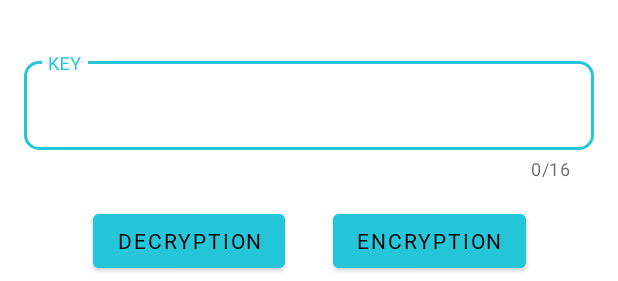
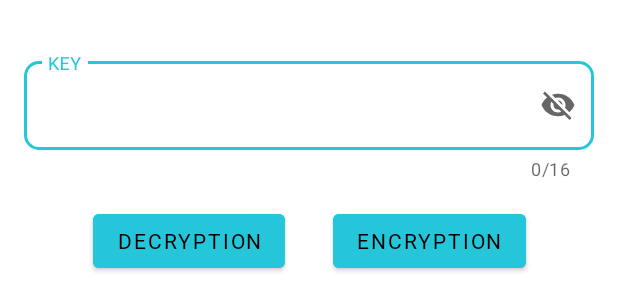
Before and after one commit to Riyaz002/Cipheraz, an Android app: the layout cipher_fragment.xml on its own in the app's theme, with its tools: preview values and no code run, on a phone screen of 412 x 824 dp. Shown: the part 517-798 px from the top of the screen. Run offline under Robolectric (Android 15) with nearby library versions, the light colour scheme and no system bars; Roboto replaces fonts that are not available here.

```diff
--- a/app/src/main/res/layout/cipher_fragment.xml
+++ b/app/src/main/res/layout/cipher_fragment.xml
@@ -27,6 +27,7 @@
             app:counterEnabled="true"
             app:counterMaxLength="16"
             app:errorEnabled="true"
+            app:endIconMode="password_toggle"
             app:layout_constraintBottom_toTopOf="@+id/decryption_Button"
             app:layout_constraintEnd_toEndOf="parent"
             app:layout_constraintHorizontal_bias="0.0"
@@ -37,6 +38,7 @@
                 android:id="@+id/et_key"
                 android:layout_width="match_parent"
                 android:layout_height="wrap_content"
+                android:contentDescription="key text field"
                 android:baselineAligned="false"
                 android:maxLength="16"
                 android:textSize="18sp" />
@@ -62,6 +64,7 @@
                 android:layout_width="match_parent"
                 android:layout_height="wrap_content"
                 android:baselineAligned="false"
+                android:contentDescription="file name text field"
                 android:textSize="18sp" />
         </com.google.android.material.textfield.TextInputLayout>
 
@@ -74,6 +77,7 @@
             android:layout_marginVertical="@dimen/spacing_small"
             android:fontFamily="@font/roboto"
             android:text="Decryption"
+            android:contentDescription="@string/decryption_button"
             app:layout_constraintBottom_toTopOf="@+id/btn_go"
             app:layout_constraintEnd_toStartOf="@+id/encryption_Button"
             app:layout_constraintHorizontal_bias="0.5"
@@ -84,6 +88,7 @@
         <com.google.android.material.button.MaterialButton
             android:id="@+id/encryption_Button"
             style="@style/Button"
+            android:contentDescription="@string/encryption_button"
             android:layout_width="wrap_content"
             android:layout_height="wrap_content"
             android:layout_marginHorizontal="16dp"
@@ -105,6 +110,7 @@
             android:layout_marginBottom="16dp"
             android:enabled="false"
             android:text="GO"
+            android:contentDescription="@string/start_process_button"
             app:cornerRadius="5dp"
             app:layout_constraintBottom_toBottomOf="parent"
             app:layout_constraintEnd_toEndOf="parent"
@@ -114,6 +120,7 @@
         <com.google.android.material.button.MaterialButton
             android:id="@+id/btn_choose_file"
             style="@style/Button"
+            android:contentDescription="@string/choose_file_button"
             android:layout_width="0dp"
             android:layout_height="wrap_content"
             android:layout_marginHorizontal="16dp"
--- a/app/src/main/res/values/strings.xml
+++ b/app/src/main/res/values/strings.xml
@@ -1,3 +1,7 @@
 <resources>
     <string name="app_name">Cipheraz</string>
+    <string name="choose_file_button">choose file button</string>
+    <string name="encryption_button">encryption button</string>
+    <string name="decryption_button">decryption button</string>
+    <string name="start_process_button">start process button</string>
 </resources>
```
